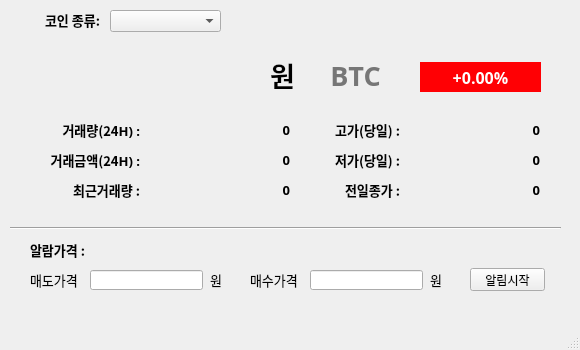
Old version of the form ui/upbitMain_ver2.ui in the repository golden-dust/upbitApp_040824.
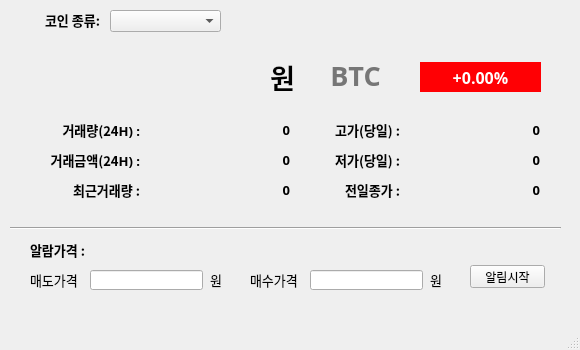
New version of the form.

Diff of the .ui file:
```diff
--- a/ui/upbitMain_ver2.ui
+++ b/ui/upbitMain_ver2.ui
@@ -420,7 +420,7 @@
     <property name="geometry">
      <rect>
       <x>34</x>
-      <y>60</y>
+      <y>62</y>
       <width>261</width>
       <height>30</height>
      </rect>
@@ -560,7 +560,7 @@
     <property name="geometry">
      <rect>
       <x>470</x>
-      <y>268</y>
+      <y>265</y>
       <width>75</width>
       <height>23</height>
      </rect>
```
Left out of the diff: 8 changed lines with no effect on the pictures.
